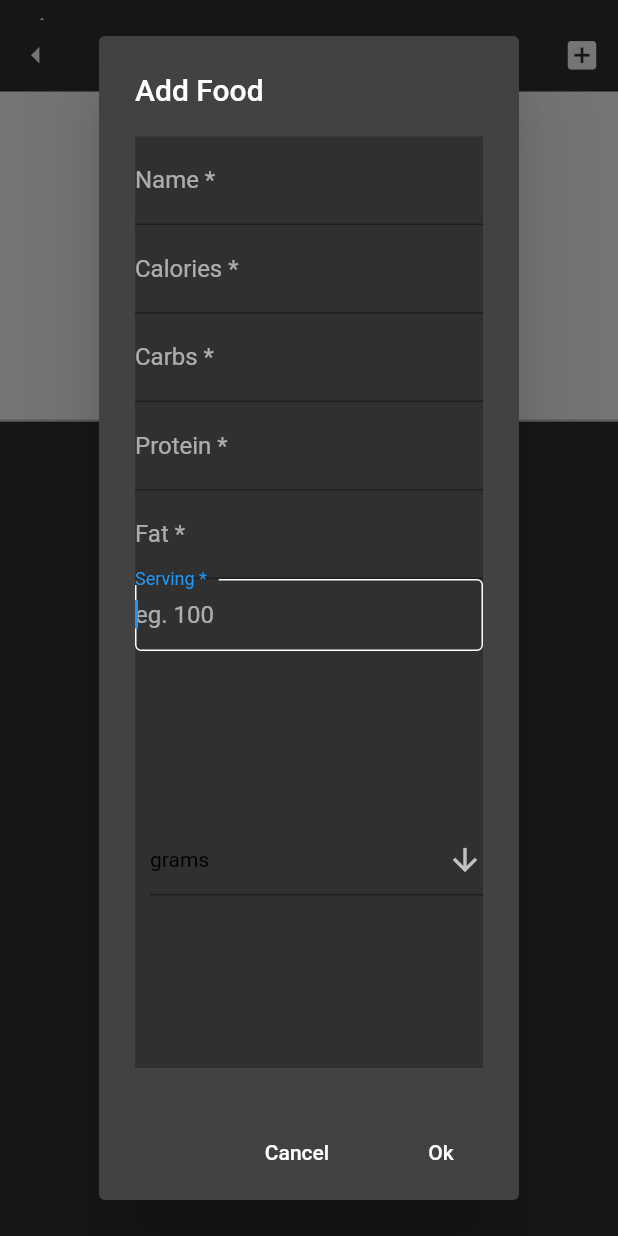
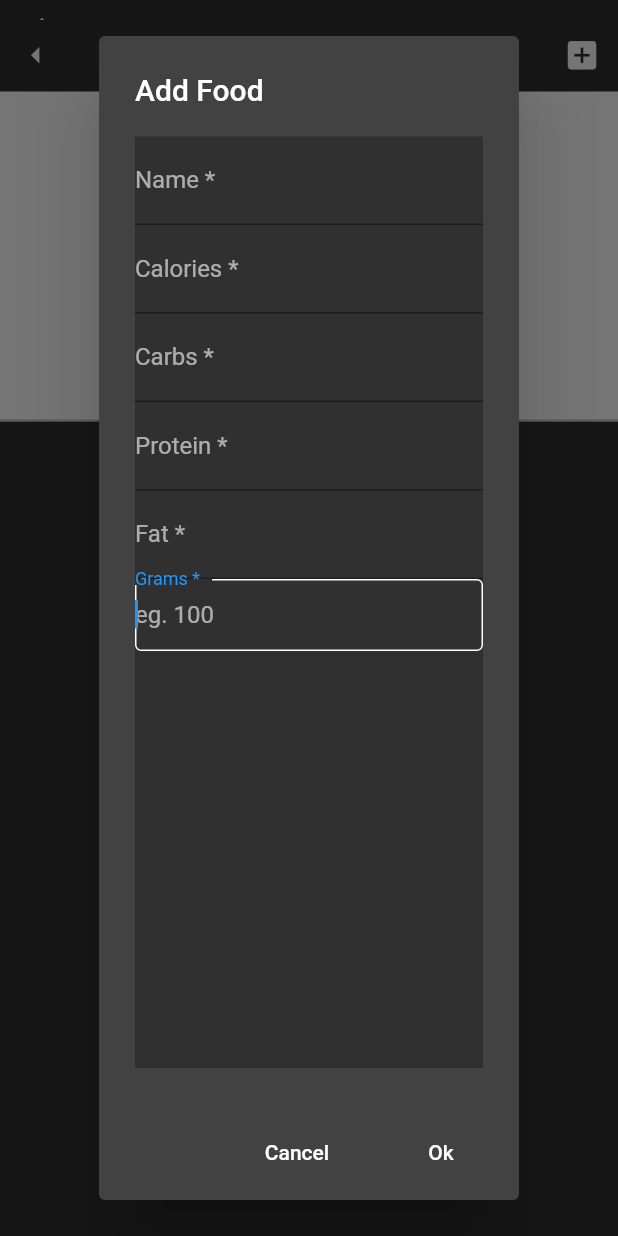
Before and after one commit to ShehanAT/flutter_calorie_tracker_app, a Flutter app: the DayViewScreen screen opened directly, after a tap on the "add box" icon, on a phone screen of 412 x 824 dp. Run offline on Flutter 3.47's test engine with Material 2 defaults, Android fonts, the phone set to English and light mode, and no system bars; our stand-ins replace charts_flutter, cloud_firestore, firebase_core, firebase_database, fl_chart, settings_ui and 1 more; missing offline and left inert: charts_common, openfoodfacts; accounts and stored records are empty; Roboto replaces fonts that are missing (Nunito, Open Sans).

Commit message:
removed Servings/Grams dropdown field from Add Food modal in Day View screen

```diff
--- a/lib/src/page/day-view/day-view.dart
+++ b/lib/src/page/day-view/day-view.dart
@@ -8,7 +8,6 @@ import 'package:provider/provider.dart';
 import 'package:calorie_tracker_app/src/services/database.dart';
 import 'package:openfoodfacts/model/Product.dart';
 import 'package:openfoodfacts/openfoodfacts.dart';
-import 'question-alert.dart';
 import 'dart:math';
 import 'package:calorie_tracker_app/src/utils/theme_colors.dart';
 import 'package:calorie_tracker_app/src/utils/constants.dart';
@@ -23,8 +22,7 @@ class DayViewScreen extends StatefulWidget {
 }
 
 class _DayViewState extends State<DayViewScreen> {
-  String productName = 'Add Food';
-  late Product newResult;
+  String title = 'Add Food';
   double servingSize = 0;
   String dropdownValue = 'grams';
   DateTime _value = DateTime.now();
@@ -144,7 +142,7 @@ class _DayViewState extends State<DayViewScreen> {
         context: context,
         builder: (context) {
           return AlertDialog(
-            title: Text(productName),
+            title: Text(title),
             content: _showAmountHad(),
             actions: <Widget>[
               FlatButton(
@@ -182,7 +180,6 @@ class _DayViewState extends State<DayViewScreen> {
       body: Column(children: <Widget>[
         _showAddFoodForm(),
         _showUserAmount(),
-        _showServingOrGrams()
       ]),
     );
   }
@@ -291,7 +288,7 @@ class _DayViewState extends State<DayViewScreen> {
           maxLines: 1,
           autofocus: true,
           decoration: new InputDecoration(
-              labelText: 'Serving *',
+              labelText: 'Grams *',
               hintText: 'eg. 100',
               contentPadding: EdgeInsets.all(0.0)),
           keyboardType: TextInputType.number,
@@ -453,30 +450,6 @@ class _DayViewState extends State<DayViewScreen> {
           ]),
         ));
   }
-
-  Widget _showServingOrGrams() {
-    return Expanded(
-      child: Padding(
-          padding: EdgeInsets.fromLTRB(10.0, 0.0, 0.0, 0.0),
-          child: DropdownButtonFormField(
-            value: dropdownValue,
-            icon: Icon(Icons.arrow_downward),
-            iconSize: 24,
-            decoration: InputDecoration(contentPadding: EdgeInsets.all(0.0)),
-            style: TextStyle(color: Colors.black),
-            onChanged: (newValue) => setState(() {
-              dropdownValue = newValue.toString();
-            }),
-            items: <String>['grams', 'servings']
-                .map<DropdownMenuItem<String>>((String value) {
-              return DropdownMenuItem<String>(
-                value: value,
-                child: Text(value),
-              );
-            }).toList(),
-          )),
-    );
-  }
 }
 
 class FoodTrackList extends StatelessWidget {
@@ -498,7 +471,6 @@ class FoodTrackList extends StatelessWidget {
         if (scanDate.compareTo(curDate) == 0) {
           curScans.add(foodTrack);
         }
-        // curScans.add(foodTrack);
       });
       return curScans;
     }
@@ -673,27 +645,13 @@ class FoodTrackTile extends StatelessWidget {
               fontFamily: 'Open Sans',
               fontWeight: FontWeight.w400,
             )),
-        IconButton(
-            icon: Icon(Icons.edit),
-            iconSize: 16,
-            onPressed: () {
-              // Navigator.push(
-              //   context,
-
-              //   MaterialPageRoute(builder: (context) => EditItem(scan: scan)),
-              // );
-            }),
+        IconButton(icon: Icon(Icons.edit), iconSize: 16, onPressed: () {}),
         IconButton(
             icon: Icon(Icons.delete),
             iconSize: 16,
             onPressed: () async {
               print("Delete button pressed");
               databaseService.deleteFoodTrackEntry(foodTrackEntry);
-              // Navigator.push(
-              //   context,
-
-              //   MaterialPageRoute(builder: (context) => EditItem(scan: scan)),
-              // );
             }),
       ],
     );
```
